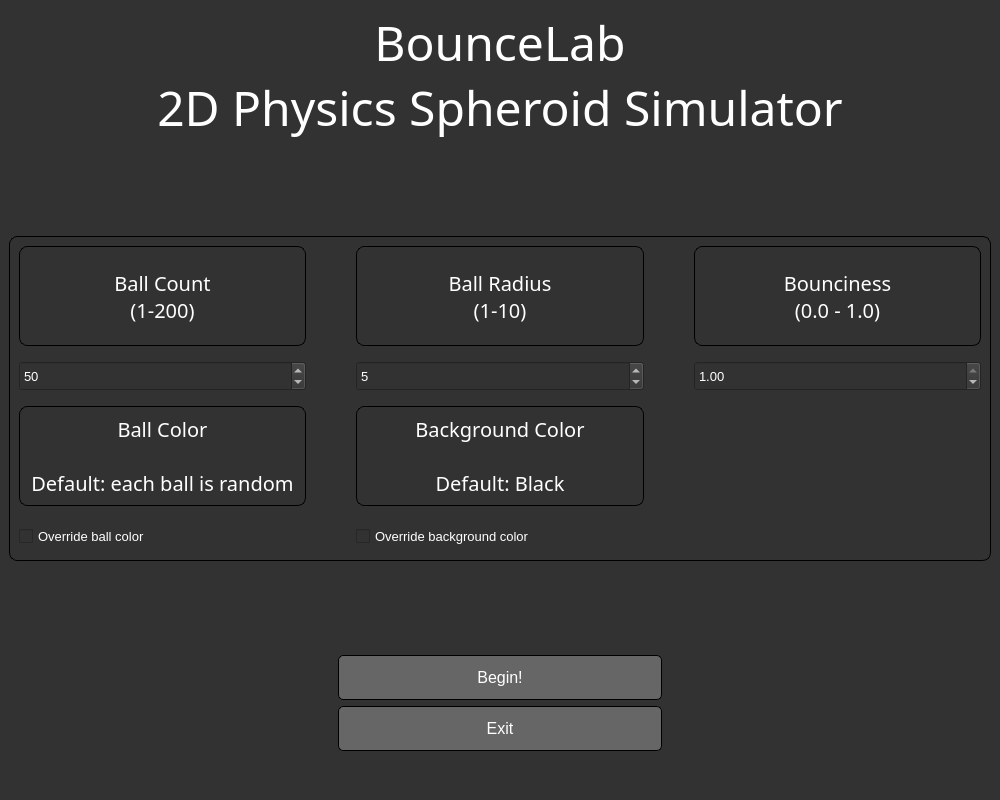
Old version of the form mainwindow.ui in the repository mwdle/BounceLab.
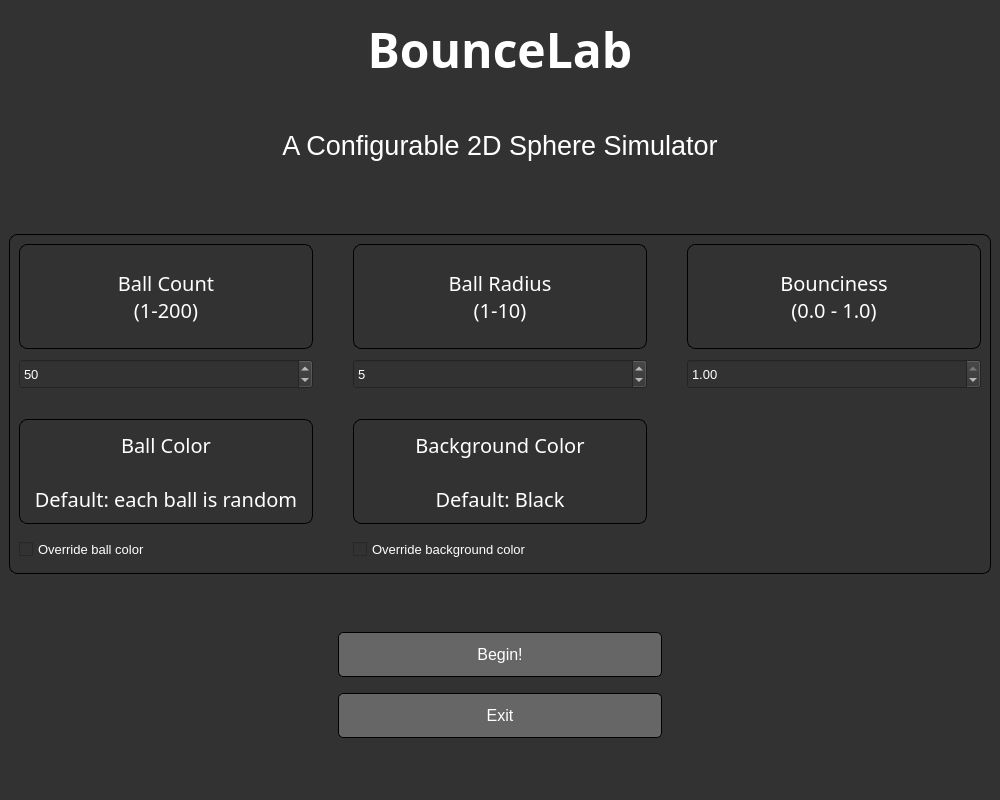
New version of the form. Icons and pictures are not drawn. Custom widgets are drawn as their Qt base class.

What changed in the file:
```diff
--- a/mainwindow.ui
+++ b/mainwindow.ui
@@ -28,6 +28,12 @@
   <property name="styleSheet">
    <string notr="true">background-color: rgb(50, 50, 50);</string>
   </property>
+  <property name="iconSize">
+   <size>
+    <width>24</width>
+    <height>24</height>
+   </size>
+  </property>
   <widget class="QWidget" name="centralwidget">
    <property name="sizePolicy">
     <sizepolicy hsizetype="MinimumExpanding" vsizetype="MinimumExpanding">
@@ -89,20 +95,56 @@
       </property>
       <widget class="QWidget" name="SimulationSettingsPage">
        <layout class="QGridLayout" name="gridLayout">
-        <item row="3" column="1">
+        <item row="4" column="1">
          <spacer name="verticalSpacer_2">
           <property name="orientation">
            <enum>Qt::Vertical</enum>
           </property>
+          <property name="sizeType">
+           <enum>QSizePolicy::Expanding</enum>
+          </property>
           <property name="sizeHint" stdset="0">
            <size>
             <width>20</width>
-            <height>56</height>
+            <height>20</height>
            </size>
           </property>
          </spacer>
         </item>
-        <item row="0" column="0" colspan="3">
+        <item row="3" column="0" colspan="3">
+         <widget class="QLabel" name="label">
+          <property name="sizePolicy">
+           <sizepolicy hsizetype="MinimumExpanding" vsizetype="Preferred">
+            <horstretch>0</horstretch>
+            <verstretch>0</verstretch>
+           </sizepolicy>
+          </property>
+          <property name="minimumSize">
+           <size>
+            <width>0</width>
+            <height>60</height>
+           </size>
+          </property>
+          <property name="font">
+           <font>
+            <pointsize>20</pointsize>
+           </font>
+          </property>
+          <property name="styleSheet">
+           <string notr="true">color: white</string>
+          </property>
+          <property name="text">
+           <string>A Configurable 2D Sphere Simulator</string>
+          </property>
+          <property name="alignment">
+           <set>Qt::AlignCenter</set>
+          </property>
+          <property name="margin">
+           <number>20</number>
+          </property>
+         </widget>
+        </item>
+        <item row="1" column="0" colspan="3">
          <widget class="QLabel" name="SimulationSettingsLabel">
           <property name="sizePolicy">
            <sizepolicy hsizetype="MinimumExpanding" vsizetype="Preferred">
@@ -113,21 +155,21 @@
           <property name="minimumSize">
            <size>
             <width>0</width>
-            <height>0</height>
+            <height>80</height>
            </size>
           </property>
           <property name="font">
            <font>
             <family>Segoe UI Light</family>
             <pointsize>36</pointsize>
+            <bold>true</bold>
            </font>
           </property>
           <property name="styleSheet">
            <string notr="true">color: white;</string>
           </property>
           <property name="text">
-           <string>BounceLab
-2D Physics Spheroid Simulator</string>
+           <string>BounceLab</string>
           </property>
           <property name="alignment">
            <set>Qt::AlignCenter</set>
@@ -136,11 +178,27 @@
            <bool>true</bool>
           </property>
           <property name="margin">
-           <number>20</number>
+           <number>0</number>
           </property>
          </widget>
         </item>
-        <item row="4" column="1">
+        <item row="2" column="1">
+         <spacer name="verticalSpacer_3">
+          <property name="orientation">
+           <enum>Qt::Vertical</enum>
+          </property>
+          <property name="sizeType">
+           <enum>QSizePolicy::Minimum</enum>
+          </property>
+          <property name="sizeHint" stdset="0">
+           <size>
+            <width>20</width>
+            <height>20</height>
+           </size>
+          </property>
+         </spacer>
+        </item>
+        <item row="7" column="1">
          <layout class="QVBoxLayout" name="verticalLayout">
           <item>
            <widget class="QPushButton" name="startButton">
@@ -169,6 +227,22 @@
             </property>
            </widget>
           </item>
+          <item>
+           <spacer name="verticalSpacer_6">
+            <property name="orientation">
+             <enum>Qt::Vertical</enum>
+            </property>
+            <property name="sizeType">
+             <enum>QSizePolicy::MinimumExpanding</enum>
+            </property>
+            <property name="sizeHint" stdset="0">
+             <size>
+              <width>20</width>
+              <height>10</height>
+             </size>
+            </property>
+           </spacer>
+          </item>
           <item>
            <widget class="QPushButton" name="exitButton">
             <property name="sizePolicy">
@@ -198,39 +272,10 @@
           </item>
          </layout>
         </item>
-        <item row="1" column="1">
-         <spacer name="verticalSpacer_3">
-          <property name="orientation">
-           <enum>Qt::Vertical</enum>
-          </property>
-          <property name="sizeHint" stdset="0">
-           <size>
-            <width>20</width>
-            <height>56</height>
-           </size>
-          </property>
-         </spacer>
-        </item>
-        <item row="5" column="1">
-         <spacer name="verticalSpacer">
-          <property name="orientation">
-           <enum>Qt::Vertical</enum>
-          </property>
-          <property name="sizeType">
-           <enum>QSizePolicy::Minimum</enum>
-          </property>
-          <property name="sizeHint" stdset="0">
-           <size>
-            <width>20</width>
-            <height>40</height>
-           </size>
-          </property>
-         </spacer>
-        </item>
-        <item row="2" column="0" colspan="3">
+        <item row="5" column="0" colspan="3">
          <widget class="QFrame" name="settingsGridFrame">
           <property name="sizePolicy">
-           <sizepolicy hsizetype="Expanding" vsizetype="Expanding">
+           <sizepolicy hsizetype="Expanding" vsizetype="MinimumExpanding">
             <horstretch>0</horstretch>
             <verstretch>0</verstretch>
            </sizepolicy>
@@ -238,7 +283,7 @@
           <property name="minimumSize">
            <size>
             <width>0</width>
-            <height>0</height>
+            <height>340</height>
            </size>
           </property>
           <property name="styleSheet">
@@ -260,15 +305,15 @@
           </property>
           <layout class="QGridLayout" name="gridLayout_4">
            <property name="horizontalSpacing">
-            <number>50</number>
+            <number>40</number>
            </property>
            <property name="verticalSpacing">
-            <number>15</number>
+            <number>10</number>
            </property>
-           <item row="0" column="0">
-            <widget class="QLabel" name="numOfBallsLabel">
+           <item row="3" column="0">
+            <widget class="QLabel" name="ballColorLabel">
              <property name="sizePolicy">
-              <sizepolicy hsizetype="Expanding" vsizetype="Preferred">
+              <sizepolicy hsizetype="Expanding" vsizetype="Expanding">
                <horstretch>0</horstretch>
                <verstretch>0</verstretch>
               </sizepolicy>
@@ -276,141 +321,37 @@
              <property name="minimumSize">
               <size>
                <width>0</width>
-               <height>100</height>
-              </size>
-             </property>
-             <property name="font">
-              <font>
-               <family>Segoe UI Light</family>
-               <pointsize>15</pointsize>
-               <bold>false</bold>
-               <underline>false</underline>
-              </font>
-             </property>
-             <property name="styleSheet">
-              <string notr="true">border: inset;
-border-width: 1px;
-border-color: black;
-border-radius: 8px;</string>
-             </property>
-             <property name="text">
-              <string>Ball Count
-(1-200)</string>
-             </property>
-             <property name="alignment">
-              <set>Qt::AlignCenter</set>
-             </property>
-            </widget>
-           </item>
-           <item row="0" column="1">
-            <widget class="QLabel" name="ballRadiusLabel">
-             <property name="sizePolicy">
-              <sizepolicy hsizetype="Expanding" vsizetype="Preferred">
-               <horstretch>0</horstretch>
-               <verstretch>0</verstretch>
-              </sizepolicy>
-             </property>
-             <property name="minimumSize">
-              <size>
-               <width>0</width>
-               <height>100</height>
-              </size>
-             </property>
-             <property name="font">
-              <font>
-               <family>Segoe UI Light</family>
-               <pointsize>15</pointsize>
-              </font>
-             </property>
-             <property name="styleSheet">
-              <string notr="true">border: inset;
-border-width: 1px;
-border-color: black;
-border-radius: 8px;</string>
-             </property>
-             <property name="text">
-              <string>Ball Radius
-(1-10)</string>
-             </property>
-             <property name="alignment">
-              <set>Qt::AlignCenter</set>
-             </property>
-            </widget>
-           </item>
-           <item row="0" column="2">
-            <widget class="QLabel" name="bouncinessLabel">
-             <property name="sizePolicy">
-              <sizepolicy hsizetype="Expanding" vsizetype="Preferred">
-               <horstretch>0</horstretch>
-               <verstretch>0</verstretch>
-              </sizepolicy>
-             </property>
-             <property name="minimumSize">
-              <size>
-               <width>0</width>
-               <height>100</height>
-              </size>
-             </property>
-             <property name="font">
-              <font>
-               <family>Segoe UI Light</family>
-               <pointsize>15</pointsize>
-              </font>
-             </property>
-             <property name="styleSheet">
-              <string notr="true">border: inset;
-border-width: 1px;
-border-color: black;
-border-radius: 8px;</string>
-             </property>
-             <property name="text">
-              <string>Bounciness
-(0.0 - 1.0)</string>
-             </property>
-             <property name="alignment">
-              <set>Qt::AlignCenter</set>
-             </property>
-             <property name="wordWrap">
-              <bool>true</bool>
-             </property>
-            </widget>
-           </item>
-           <item row="1" column="0">
-            <widget class="QSpinBox" name="ballCount">
-             <property name="sizePolicy">
-              <sizepolicy hsizetype="Expanding" vsizetype="Preferred">
-               <horstretch>0</horstretch>
-               <verstretch>0</verstretch>
-              </sizepolicy>
-             </property>
-             <property name="minimumSize">
-              <size>
-               <width>0</width>
-               <height>30</height>
+               <height>70</height>
               </size>
              </property>
              <property name="maximumSize">
               <size>
                <width>16777215</width>
-               <height>30</height>
+               <height>150</height>
               </size>
              </property>
              <property name="font">
               <font>
-               <pointsize>10</pointsize>
+               <family>Segoe UI Light</family>
+               <pointsize>15</pointsize>
               </font>
              </property>
              <property name="styleSheet">
-              <string notr="true"/>
+              <string notr="true">border: inset;
+border-width: 1px;
+border-color: black;
+border-radius: 8px;</string>
              </property>
-             <property name="minimum">
-              <number>1</number>
+             <property name="text">
+              <string>Ball Color
+
+Default: each ball is random</string>
              </property>
-             <property name="maximum">
-              <number>200</number>
+             <property name="alignment">
+              <set>Qt::AlignCenter</set>
              </property>
-             <property name="value">
-              <number>50</number>
+             <property name="wordWrap">
+              <bool>true</bool>
              </property>
             </widget>
            </item>
@@ -453,6 +394,47 @@
              </property>
             </widget>
            </item>
+           <item row="0" column="1">
+            <widget class="QLabel" name="ballRadiusLabel">
+             <property name="sizePolicy">
+              <sizepolicy hsizetype="Expanding" vsizetype="Expanding">
+               <horstretch>0</horstretch>
+               <verstretch>0</verstretch>
+              </sizepolicy>
+             </property>
+             <property name="minimumSize">
+              <size>
+               <width>0</width>
+               <height>70</height>
+              </size>
+             </property>
+             <property name="maximumSize">
+              <size>
+               <width>16777215</width>
+               <height>150</height>
+              </size>
+             </property>
+             <property name="font">
+              <font>
+               <family>Segoe UI Light</family>
+               <pointsize>15</pointsize>
+              </font>
+             </property>
+             <property name="styleSheet">
+              <string notr="true">border: inset;
+border-width: 1px;
+border-color: black;
+border-radius: 8px;</string>
+             </property>
+             <property name="text">
+              <string>Ball Radius
+(1-10)</string>
+             </property>
+             <property name="alignment">
+              <set>Qt::AlignCenter</set>
+             </property>
+            </widget>
+           </item>
            <item row="1" column="2">
             <widget class="QDoubleSpinBox" name="bouncinessLevel">
              <property name="sizePolicy">
@@ -489,79 +471,10 @@
              </property>
             </widget>
            </item>
-           <item row="2" column="0">
-            <widget class="QLabel" name="ballColorLabel">
-             <property name="sizePolicy">
-              <sizepolicy hsizetype="Expanding" vsizetype="Preferred">
-               <horstretch>0</horstretch>
-               <verstretch>0</verstretch>
-              </sizepolicy>
-             </property>
-             <property name="minimumSize">
-              <size>
-               <width>0</width>
-               <height>100</height>
-              </size>
-             </property>
-             <property name="font">
-              <font>
-               <family>Segoe UI Light</family>
-               <pointsize>15</pointsize>
-              </font>
-             </property>
-             <property name="styleSheet">
-              <string notr="true">border: inset;
-border-width: 1px;
-border-color: black;
-border-radius: 8px;</string>
-             </property>
-             <property name="text">
-              <string>Ball Color
-
-Default: each ball is random</string>
-             </property>
-             <property name="alignment">
-              <set>Qt::AlignCenter</set>
-             </property>
-             <property name="wordWrap">
-              <bool>true</bool>
-             </property>
-            </widget>
-           </item>
-           <item row="3" column="0">
-            <widget class="QCheckBox" name="ballColorCheckbox">
-             <property name="sizePolicy">
-              <sizepolicy hsizetype="Expanding" vsizetype="Preferred">
-               <horstretch>0</horstretch>
-               <verstretch>0</verstretch>
-              </sizepolicy>
-             </property>
-             <property name="minimumSize">
-              <size>
-               <width>0</width>
-               <height>30</height>
-              </size>
-             </property>
-             <property name="maximumSize">
-              <size>
-               <width>16777215</width>
-               <height>30</height>
-              </size>
-             </property>
-             <property name="font">
-              <font>
-               <pointsize>10</pointsize>
-              </font>
-             </property>
-             <property name="text">
-              <string>Override ball color</string>
-             </property>
-            </widget>
-           </item>
-           <item row="2" column="1">
+           <item row="3" column="1">
             <widget class="QLabel" name="ballRadiusVarianceLabel">
              <property name="sizePolicy">
-              <sizepolicy hsizetype="Expanding" vsizetype="Preferred">
+              <sizepolicy hsizetype="Expanding" vsizetype="Expanding">
                <horstretch>0</horstretch>
                <verstretch>0</verstretch>
               </sizepolicy>
@@ -569,7 +482,13 @@
              <property name="minimumSize">
               <size>
                <width>0</width>
-               <height>100</height>
+               <height>70</height>
+              </size>
+             </property>
+             <property name="maximumSize">
+              <size>
+               <width>16777215</width>
+               <height>150</height>
               </size>
              </property>
              <property name="font">
@@ -597,7 +516,119 @@
              </property>
             </widget>
            </item>
-           <item row="3" column="1">
+           <item row="1" column="0">
+            <widget class="QSpinBox" name="ballCount">
+             <property name="sizePolicy">
+              <sizepolicy hsizetype="Expanding" vsizetype="Preferred">
+               <horstretch>0</horstretch>
+               <verstretch>0</verstretch>
+              </sizepolicy>
+             </property>
+             <property name="minimumSize">
+              <size>
+               <width>0</width>
+               <height>30</height>
+              </size>
+             </property>
+             <property name="maximumSize">
+              <size>
+               <width>16777215</width>
+               <height>30</height>
+              </size>
+             </property>
+             <property name="font">
+              <font>
+               <pointsize>10</pointsize>
+              </font>
+             </property>
+             <property name="styleSheet">
+              <string notr="true"/>
+             </property>
+             <property name="minimum">
+              <number>1</number>
+             </property>
+             <property name="maximum">
+              <number>200</number>
+             </property>
+             <property name="value">
+              <number>50</number>
+             </property>
+            </widget>
+           </item>
+           <item row="4" column="0">
+            <widget class="QCheckBox" name="ballColorCheckbox">
+             <property name="sizePolicy">
+              <sizepolicy hsizetype="Expanding" vsizetype="Preferred">
+               <horstretch>0</horstretch>
+               <verstretch>0</verstretch>
+              </sizepolicy>
+             </property>
+             <property name="minimumSize">
+              <size>
+               <width>0</width>
+               <height>30</height>
+              </size>
+             </property>
+             <property name="maximumSize">
+              <size>
+               <width>16777215</width>
+               <height>30</height>
+              </size>
+             </property>
+             <property name="font">
+              <font>
+               <pointsize>10</pointsize>
+              </font>
+             </property>
+             <property name="text">
+              <string>Override ball color</string>
+             </property>
+            </widget>
+           </item>
+           <item row="0" column="0">
+            <widget class="QLabel" name="numOfBallsLabel">
+             <property name="sizePolicy">
+              <sizepolicy hsizetype="Expanding" vsizetype="Expanding">
+               <horstretch>0</horstretch>
+               <verstretch>0</verstretch>
+              </sizepolicy>
+             </property>
+             <property name="minimumSize">
+              <size>
+               <width>0</width>
+               <height>70</height>
+              </size>
+             </property>
+             <property name="maximumSize">
+              <size>
+               <width>16777215</width>
+               <height>150</height>
+              </size>
+             </property>
+             <property name="font">
+              <font>
+               <family>Segoe UI Light</family>
+               <pointsize>15</pointsize>
+               <bold>false</bold>
+               <underline>false</underline>
+              </font>
+             </property>
+             <property name="styleSheet">
+              <string notr="true">border: inset;
+border-width: 1px;
+border-color: black;
+border-radius: 8px;</string>
+             </property>
+             <property name="text">
+              <string>Ball Count
+(1-200)</string>
+             </property>
+             <property name="alignment">
+              <set>Qt::AlignCenter</set>
+             </property>
+            </widget>
+           </item>
+           <item row="4" column="1">
             <widget class="QCheckBox" name="backgroundColorCheckbox">
              <property name="sizePolicy">
               <sizepolicy hsizetype="Expanding" vsizetype="Preferred">
@@ -627,9 +658,101 @@
              </property>
             </widget>
            </item>
+           <item row="0" column="2">
+            <widget class="QLabel" name="bouncinessLabel">
+             <property name="sizePolicy">
+              <sizepolicy hsizetype="Expanding" vsizetype="Expanding">
+               <horstretch>0</horstretch>
+               <verstretch>0</verstretch>
+              </sizepolicy>
+             </property>
+             <property name="minimumSize">
+              <size>
+               <width>0</width>
+               <height>70</height>
+              </size>
+             </property>
+             <property name="maximumSize">
+              <size>
+               <width>16777215</width>
+               <height>150</height>
+              </size>
+             </property>
+             <property name="font">
+              <font>
+               <family>Segoe UI Light</family>
+               <pointsize>15</pointsize>
+              </font>
+             </property>
+             <property name="styleSheet">
+              <string notr="true">border: inset;
+border-width: 1px;
+border-color: black;
+border-radius: 8px;</string>
+             </property>
+             <property name="text">
+              <string>Bounciness
+(0.0 - 1.0)</string>
+             </property>
+             <property name="alignment">
+              <set>Qt::AlignCenter</set>
+             </property>
+             <property name="wordWrap">
+              <bool>true</bool>
+             </property>
+            </widget>
+           </item>
+           <item row="2" column="1">
+            <spacer name="verticalSpacer_4">
+             <property name="orientation">
+              <enum>Qt::Vertical</enum>
+             </property>
+             <property name="sizeType">
+              <enum>QSizePolicy::Preferred</enum>
+             </property>
+             <property name="sizeHint" stdset="0">
+              <size>
+               <width>20</width>
+               <height>20</height>
+              </size>
+             </property>
+            </spacer>
+           </item>
           </layout>
          </widget>
         </item>
+        <item row="8" column="1">
+         <spacer name="verticalSpacer">
+          <property name="orientation">
+           <enum>Qt::Vertical</enum>
+          </property>
+          <property name="sizeType">
+           <enum>QSizePolicy::MinimumExpanding</enum>
+          </property>
+          <property name="sizeHint" stdset="0">
+           <size>
+            <width>20</width>
+            <height>20</height>
+           </size>
+          </property>
+         </spacer>
+        </item>
+        <item row="6" column="1">
+         <spacer name="verticalSpacer_5">
+          <property name="orientation">
+           <enum>Qt::Vertical</enum>
+          </property>
+          <property name="sizeType">
+           <enum>QSizePolicy::Expanding</enum>
+          </property>
+          <property name="sizeHint" stdset="0">
+           <size>
+            <width>20</width>
+            <height>20</height>
+           </size>
+          </property>
+         </spacer>
+        </item>
        </layout>
       </widget>
       <widget class="QWidget" name="simulationPage">
```
Left out of the diff: 6 changed lines with no effect on the pictures.
